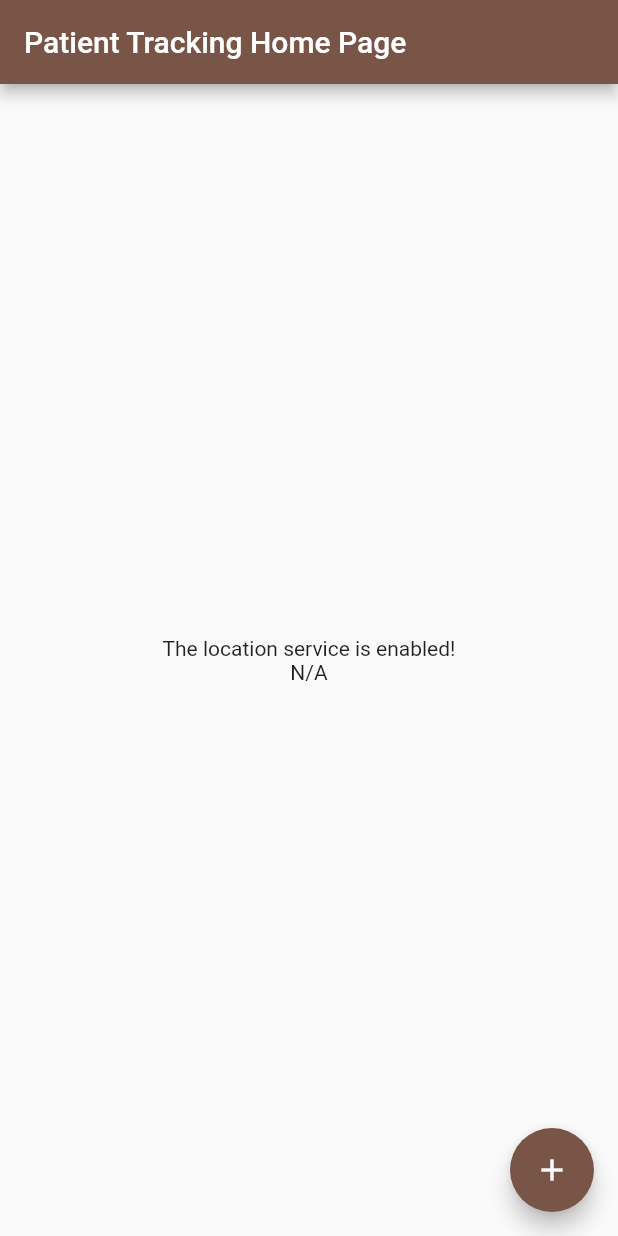
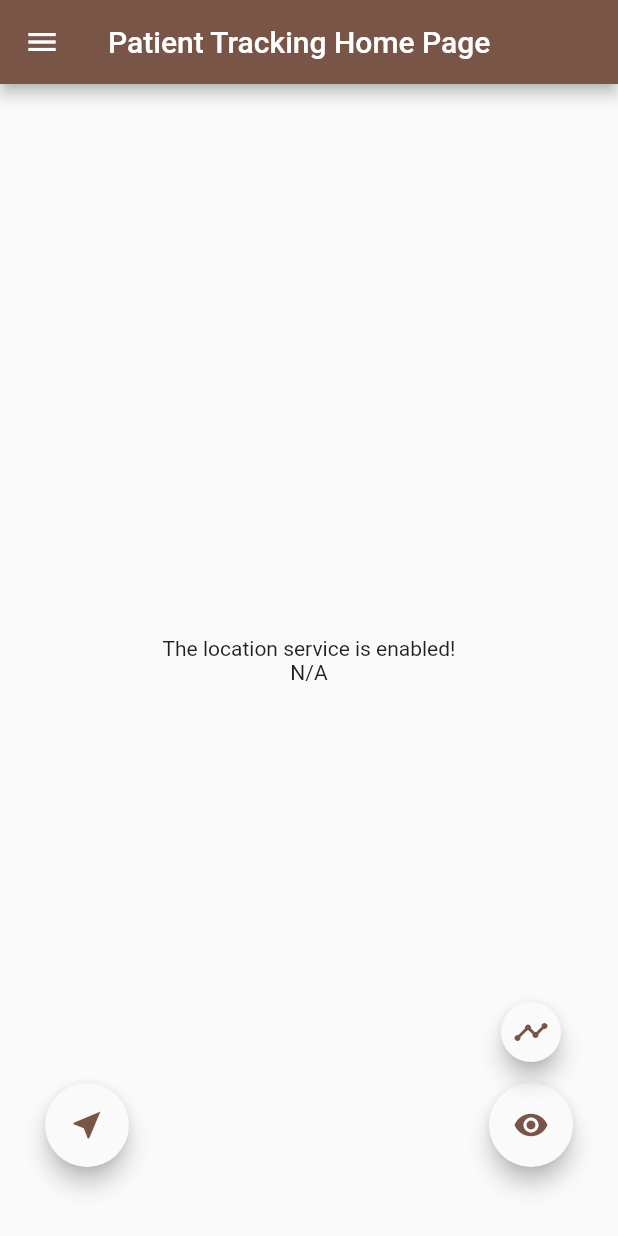
Before and after one commit to JasonJOCKKY/TrackingApp, a Flutter app: the screen it shows after launch, on a phone screen of 412 x 824 dp. Run offline on Flutter 3.47's test engine with Material 2 defaults, Android fonts, the phone set to English and light mode, and no system bars; our stand-ins replace location.

Commit message:
custom FAB class

```diff
--- a/tracking_app/lib/main.dart
+++ b/tracking_app/lib/main.dart
@@ -1,6 +1,7 @@
 import 'package:flutter/material.dart';
 import 'package:location/location.dart';
 import 'service/location_service.dart';
+import 'widgets/mapfab.dart';
 
 void main() {
   runApp(MyApp());
@@ -39,6 +40,30 @@ class _MyHomePageState extends State<MyHomePage> {
         "Latitude: ${newLocation.latitude}\nLongitude: ${newLocation.longitude}";
   }
 
+  // Functions for FABs
+  bool isMapCentered = false;
+  bool isGridVisible = false;
+  bool isTimelineShown = false;
+
+  onCenterToggle() {
+    setState(() {
+      isMapCentered = !isMapCentered;
+    });
+  }
+
+  onGridToggle() {
+    setState(() {
+      isGridVisible = !isGridVisible;
+    });
+  }
+
+  onTimelineTogger() {
+    setState(() {
+      isTimelineShown = !isTimelineShown;
+    });
+  }
+
+  // Override Methods
   @override
   void initState() {
     super.initState();
@@ -64,6 +89,7 @@ class _MyHomePageState extends State<MyHomePage> {
       appBar: AppBar(
         title: Text(widget.title),
       ),
+      drawer: Drawer(),
       body: Center(
         child: Column(
           mainAxisAlignment: MainAxisAlignment.center,
@@ -73,11 +99,43 @@ class _MyHomePageState extends State<MyHomePage> {
           ],
         ),
       ),
-      floatingActionButton: FloatingActionButton(
-        onPressed: null,
-        tooltip: 'Increment',
-        child: Icon(Icons.add),
-      ), // This trailing comma makes auto-formatting nicer for build methods.
+      floatingActionButtonLocation: FloatingActionButtonLocation.centerFloat,
+      floatingActionButton: Padding(
+        padding: const EdgeInsets.all(30),
+        child: Row(
+          mainAxisAlignment: MainAxisAlignment.spaceBetween,
+          children: <Widget>[
+            Column(
+              verticalDirection: VerticalDirection.up,
+              children: [
+                MapFab(
+                  onPressed: this.onCenterToggle,
+                  icon: Icons.near_me,
+                  isActive: this.isMapCentered,
+                ),
+              ],
+            ),
+            Column(
+              verticalDirection: VerticalDirection.up,
+              children: [
+                MapFab(
+                    onPressed: this.onGridToggle,
+                    icon: Icons.visibility,
+                    isActive: this.isGridVisible),
+                Padding(
+                  padding: const EdgeInsets.only(bottom: 10),
+                  child: MapFab(
+                    onPressed: this.onTimelineTogger,
+                    icon: Icons.timeline,
+                    isActive: this.isTimelineShown,
+                    mini: true,
+                  ),
+                ),
+              ],
+            ),
+          ],
+        ),
+      ),
     );
   }
 }
--- /dev/null
+++ b/tracking_app/lib/widgets/mapfab.dart
@@ -0,0 +1,26 @@
+import 'package:flutter/material.dart';
+
+class MapFab extends StatelessWidget {
+  const MapFab(
+      {Key key, this.onPressed, this.icon, this.isActive, this.mini = false})
+      : super(key: key);
+
+  final Function onPressed;
+  final IconData icon;
+  final bool isActive;
+  final bool mini;
+
+  @override
+  Widget build(BuildContext context) {
+    final color1 = Theme.of(context).canvasColor;
+    final color2 = Theme.of(context).primaryColor;
+
+    return FloatingActionButton(
+      onPressed: this.onPressed,
+      child: Icon(this.icon),
+      backgroundColor: isActive ? color2 : color1,
+      foregroundColor: isActive ? color1 : color2,
+      mini: this.mini,
+    );
+  }
+}
--- a/tracking_app/pubspec.yaml
+++ b/tracking_app/pubspec.yaml
@@ -46,9 +46,8 @@ flutter:
   uses-material-design: true
 
   # To add assets to your application, add an assets section, like this:
-  # assets:
-  #   - images/a_dot_burr.jpeg
-  #   - images/a_dot_ham.jpeg
+  assets:
+    - assets/
 
   # An image asset can refer to one or more resolution-specific "variants", see
   # https://flutter.dev/assets-and-images/#resolution-aware.
```
Also changed, not shown: tracking_app/assets/map.png (added), 2 other files.
